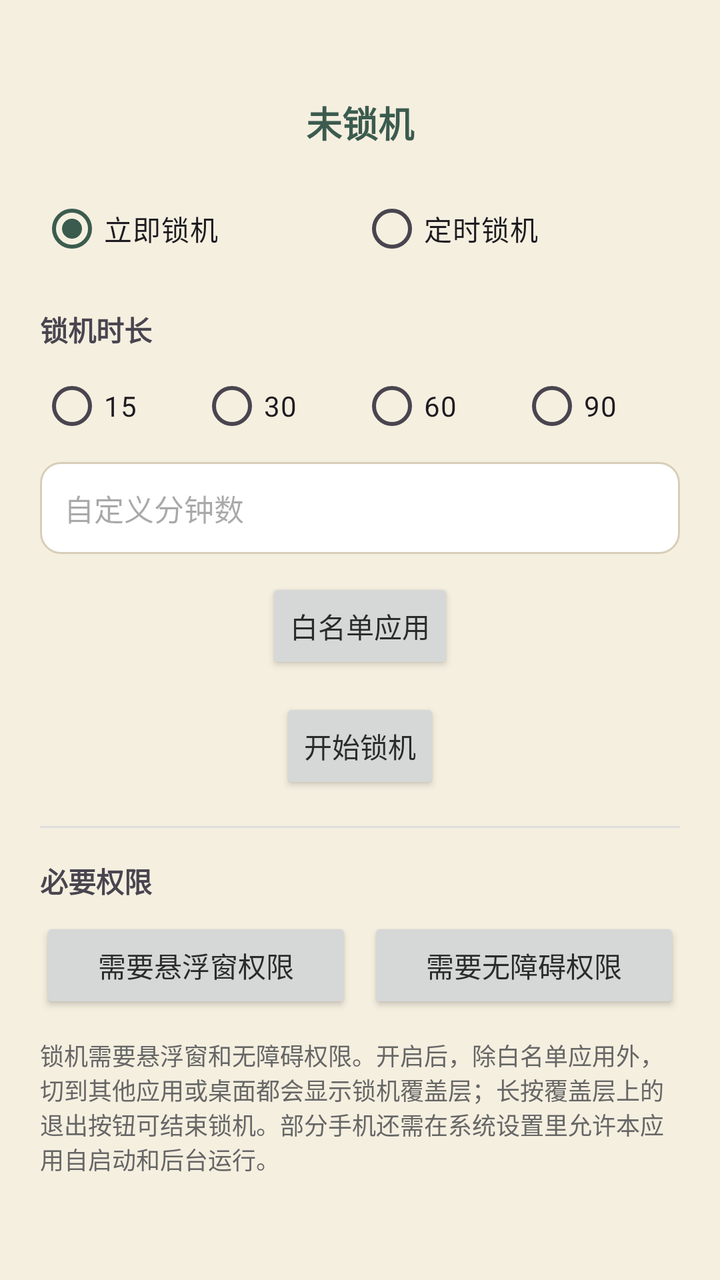
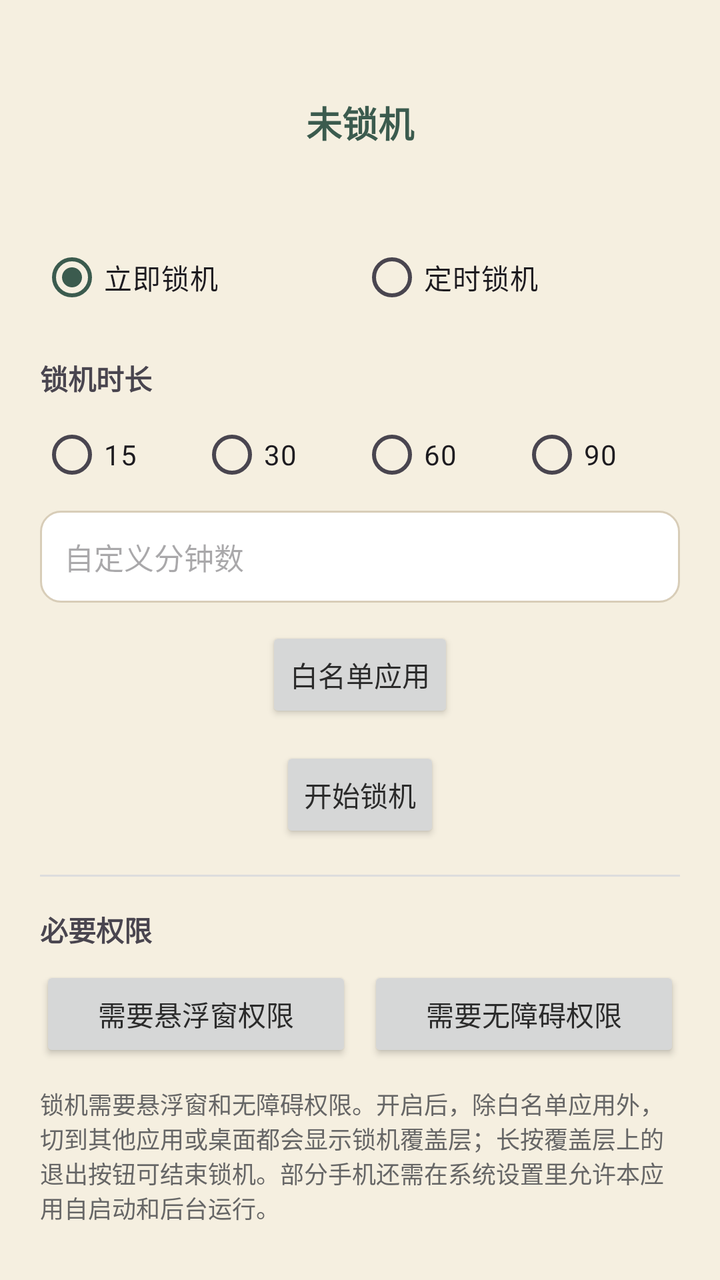

Before-and-after screenshots of an Android layout around one commit, followed by the original layout XML and the change that was made.
<!-- AndroidManifest.xml: application theme Theme.PomodoroFocus -->
<!-- res/layout/fragment_lock.xml -->
<?xml version="1.0" encoding="utf-8"?>
<ScrollView xmlns:android="http://schemas.android.com/apk/res/android"
    android:layout_width="match_parent"
    android:layout_height="match_parent"
    android:fillViewport="true">

    <LinearLayout
        android:layout_width="match_parent"
        android:layout_height="wrap_content"
        android:orientation="vertical"
        android:paddingHorizontal="20dp"
        android:paddingTop="48dp"
        android:paddingBottom="20dp">

        <TextView
            android:id="@+id/lockStatusText"
            android:layout_width="match_parent"
            android:layout_height="wrap_content"
            android:gravity="center"
            android:text="@string/lock_not_running"
            android:textColor="?attr/colorBrandContent"
            android:textSize="18sp"
            android:textStyle="bold" />

        <TextView
            android:id="@+id/lockRemainingText"
            android:layout_width="match_parent"
            android:layout_height="wrap_content"
            android:layout_marginTop="8dp"
            android:gravity="center"
            android:textColor="@color/warning_orange"
            android:textSize="28sp"
            android:textStyle="bold"
            android:visibility="gone" />

        <RadioGroup
            android:id="@+id/lockModeRadioGroup"
            android:layout_width="match_parent"
            android:layout_height="wrap_content"
            android:layout_marginTop="16dp"
            android:orientation="horizontal">

            <RadioButton
                android:id="@+id/modeImmediate"
                android:layout_width="0dp"
                android:layout_height="wrap_content"
                android:layout_weight="1"
                android:checked="true"
                android:text="@string/lock_mode_immediate" />

            <RadioButton
                android:id="@+id/modeScheduled"
                android:layout_width="0dp"
                android:layout_height="wrap_content"
                android:layout_weight="1"
                android:text="@string/lock_mode_scheduled" />
        </RadioGroup>

        <LinearLayout
            android:id="@+id/immediateSection"
            android:layout_width="match_parent"
            android:layout_height="wrap_content"
            android:orientation="vertical">

            <TextView
                android:layout_width="match_parent"
                android:layout_height="wrap_content"
                android:layout_marginTop="16dp"
                android:text="@string/lock_duration"
                android:textStyle="bold" />

            <RadioGroup
                android:id="@+id/durationRadioGroup"
                android:layout_width="match_parent"
                android:layout_height="wrap_content"
                android:layout_marginTop="4dp"
                android:orientation="horizontal">

                <RadioButton
                    android:id="@+id/duration15"
                    android:layout_width="0dp"
                    android:layout_height="wrap_content"
                    android:layout_weight="1"
                    android:text="@string/duration_15" />

                <RadioButton
                    android:id="@+id/duration30"
                    android:layout_width="0dp"
                    android:layout_height="wrap_content"
                    android:layout_weight="1"
                    android:text="@string/duration_30" />

                <RadioButton
                    android:id="@+id/duration60"
                    android:layout_width="0dp"
                    android:layout_height="wrap_content"
                    android:layout_weight="1"
                    android:text="@string/duration_60" />

                <RadioButton
                    android:id="@+id/duration90"
                    android:layout_width="0dp"
                    android:layout_height="wrap_content"
                    android:layout_weight="1"
                    android:text="@string/duration_90" />
            </RadioGroup>

            <EditText
                android:id="@+id/customDurationInput"
                android:layout_width="match_parent"
                android:layout_height="wrap_content"
                android:layout_marginTop="4dp"
                android:autofillHints=""
                android:hint="@string/custom_minutes_hint"
                android:importantForAutofill="no"
                android:inputType="number"
                android:maxLength="3" />

        <Button
            android:id="@+id/whitelistButton"
            android:layout_width="wrap_content"
            android:layout_height="wrap_content"
            android:layout_gravity="center"
            android:layout_marginTop="12dp"
            android:minWidth="0dp"
            android:text="@string/whitelist_apps" />

            <Button
                android:id="@+id/startStopButton"
                android:layout_width="wrap_content"
                android:layout_height="wrap_content"
                android:layout_gravity="center"
                android:layout_marginTop="12dp"
                android:minWidth="0dp"
                android:text="@string/start_lock_machine" />
        </LinearLayout>

        <LinearLayout
            android:id="@+id/scheduledSection"
            android:layout_width="match_parent"
            android:layout_height="wrap_content"
            android:orientation="vertical"
            android:visibility="gone">

            <TextView
                android:id="@+id/scheduledInfoText"
                android:layout_width="match_parent"
                android:layout_height="wrap_content"
                android:layout_marginTop="16dp"
                android:text="@string/no_schedule"
                android:textColor="?attr/colorBrandContent"
                android:textSize="14sp" />

            <LinearLayout
                android:layout_width="match_parent"
                android:layout_height="wrap_content"
                android:orientation="horizontal"
                android:layout_marginTop="12dp">

                <Button
                    android:id="@+id/scheduledStartButton"
                    android:layout_width="0dp"
                    android:layout_height="wrap_content"
                    android:layout_weight="1"
                    android:text="@string/scheduled_start_time" />

                <Button
                    android:id="@+id/scheduledEndButton"
                    android:layout_width="0dp"
                    android:layout_height="wrap_content"
                    android:layout_weight="1"
                    android:layout_marginStart="8dp"
                    android:text="@string/scheduled_end_time" />
            </LinearLayout>

            <LinearLayout
                android:layout_width="match_parent"
                android:layout_height="wrap_content"
                android:orientation="horizontal"
                android:layout_marginTop="12dp">

                <Button
                    android:id="@+id/saveScheduleButton"
                    android:layout_width="0dp"
                    android:layout_height="wrap_content"
                    android:layout_weight="1"
                    android:text="@string/save_schedule" />

                <Button
                    android:id="@+id/cancelScheduleButton"
                    android:layout_width="0dp"
                    android:layout_height="wrap_content"
                    android:layout_weight="1"
                    android:layout_marginStart="8dp"
                    android:text="@string/cancel_schedule" />
            </LinearLayout>
        </LinearLayout>

        <View
            android:layout_width="match_parent"
            android:layout_height="1dp"
            android:layout_marginVertical="16dp"
            android:background="@color/muted_grey" />

        <TextView
            android:layout_width="match_parent"
            android:layout_height="wrap_content"
            android:text="@string/lock_permissions_title"
            android:textStyle="bold" />

        <LinearLayout
            android:layout_width="match_parent"
            android:layout_height="wrap_content"
            android:orientation="horizontal"
            android:layout_marginTop="8dp">

            <Button
                android:id="@+id/overlayPermissionButton"
                android:layout_width="0dp"
                android:layout_height="wrap_content"
                android:layout_weight="1"
                android:minWidth="0dp"
                android:text="@string/overlay_permission_title" />

            <Button
                android:id="@+id/accessibilityPermissionButton"
                android:layout_width="0dp"
                android:layout_height="wrap_content"
                android:layout_weight="1"
                android:layout_marginStart="8dp"
                android:minWidth="0dp"
                android:text="@string/accessibility_permission_title" />
        </LinearLayout>

        <TextView
            android:layout_width="match_parent"
            android:layout_height="wrap_content"
            android:layout_marginTop="12dp"
            android:text="@string/lock_page_notice"
            android:textColor="@color/text_secondary"
            android:textSize="12sp" />
    </LinearLayout>
</ScrollView>
<!-- resources referenced by this layout -->
<resources>
  <color name="muted_grey">#DDDDDD</color>
  <color name="text_secondary">#666666</color>
  <color name="warning_orange">#D84315</color>
  <string name="accessibility_permission_title">需要无障碍权限</string>
  <string name="cancel_schedule">取消定时</string>
  <string name="custom_minutes_hint">自定义分钟数</string>
  <string name="duration_15">15</string>
  <string name="duration_30">30</string>
  <string name="duration_60">60</string>
  <string name="duration_90">90</string>
  <string name="lock_duration">锁机时长</string>
  <string name="lock_mode_immediate">立即锁机</string>
  <string name="lock_mode_scheduled">定时锁机</string>
  <string name="lock_not_running">未锁机</string>
  <string name="lock_page_notice">锁机需要悬浮窗和无障碍权限。开启后，除白名单应用外，切到其他应用或桌面都会显示锁机覆盖层；长按覆盖层上的退出按钮可结束锁机。部分手机还需在系统设置里允许本应用自启动和后台运行。</string>
  <string name="lock_permissions_title">必要权限</string>
  <string name="no_schedule">未设置定时锁机</string>
  <string name="overlay_permission_title">需要悬浮窗权限</string>
  <string name="save_schedule">保存定时锁机</string>
  <string name="scheduled_end_time">结束时间</string>
  <string name="scheduled_start_time">开始时间</string>
  <string name="start_lock_machine">开始锁机</string>
  <string name="whitelist_apps">白名单应用</string>
  <style name="Theme.PomodoroFocus" parent="Theme.Xian.Qinglv" />
  <color name="theme_qinglv_primary">#3B5B4E</color>
  <color name="theme_qinglv_primary_variant">#2A4238</color>
  <color name="theme_qinglv_primary_content">#3B5B4E</color>
  <color name="theme_qinglv_accent">#C9A961</color>
  <color name="theme_qinglv_surface">#F5EFE0</color>
  <color name="on_primary">#FFFFFF</color>
  <style name="Widget.Xian.Button" parent="Widget.Material3.Button">
          <item name="cornerRadius">14dp</item>
          <item name="backgroundTint">?attr/colorBrandSurface</item>
          <item name="rippleColor">@color/ripple</item>
          <item name="android:textColor">@color/on_primary</item>
          <item name="android:textSize">15sp</item>
          <item name="android:paddingVertical">11dp</item>
          <item name="elevation">0dp</item>
          <item name="android:stateListAnimator">@null</item>
      </style>
  <style name="Widget.Xian.EditText" parent="Widget.AppCompat.EditText">
          <item name="android:background">@drawable/bg_edittext</item>
          <item name="android:padding">12dp</item>
          <item name="android:textColor">@color/ink_text</item>
          <item name="android:textSize">15sp</item>
      </style>
  <style name="Theme.Xian.MaterialAlertDialog" parent="ThemeOverlay.Material3.MaterialAlertDialog">
          <item name="shapeAppearanceMediumComponent">@style/ShapeAppearance.Xian.Medium</item>
          <item name="android:windowAnimationStyle">@style/Animation.Xian.Dialog</item>
          <item name="buttonBarPositiveButtonStyle">@style/Widget.Xian.Button</item>
          <item name="buttonBarNegativeButtonStyle">@style/Widget.Xian.Button.Text</item>
      </style>
  <color name="divider">#E0D6C2</color>
  <color name="ink_text">#2B2B2B</color>
  <style name="ShapeAppearance.Xian.Medium" parent="ShapeAppearance.Material3.Corner.ExtraLarge">
          <item name="cornerSize">18dp</item>
      </style>
  <style name="Animation.Xian.Dialog" parent="@android:style/Animation.Dialog">
          <item name="android:windowEnterAnimation">@anim/dialog_enter</item>
          <item name="android:windowExitAnimation">@anim/dialog_exit</item>
      </style>
  <style name="Widget.Xian.Button.Text" parent="Widget.Material3.Button.TextButton">
          <item name="cornerRadius">14dp</item>
          <item name="android:textColor">?attr/colorBrandContent</item>
          <item name="android:textSize">15sp</item>
      </style>
  <color name="card_background">#FFFFFF</color>
  <color name="nav_divider">#D8CDB8</color>
</resources>

<!-- the commit's change to res/layout/fragment_lock.xml (unified diff, before → after) -->
@@ -33,6 +33,16 @@
             android:textStyle="bold"
             android:visibility="gone" />
 
+        <TextView
+            android:id="@+id/exitQuotaHintText"
+            android:layout_width="match_parent"
+            android:layout_height="wrap_content"
+            android:layout_marginTop="8dp"
+            android:alpha="0.6"
+            android:gravity="center"
+            android:textColor="?attr/colorBrandContent"
+            android:textSize="12sp" />
+
         <RadioGroup
             android:id="@+id/lockModeRadioGroup"
             android:layout_width="match_parent"
